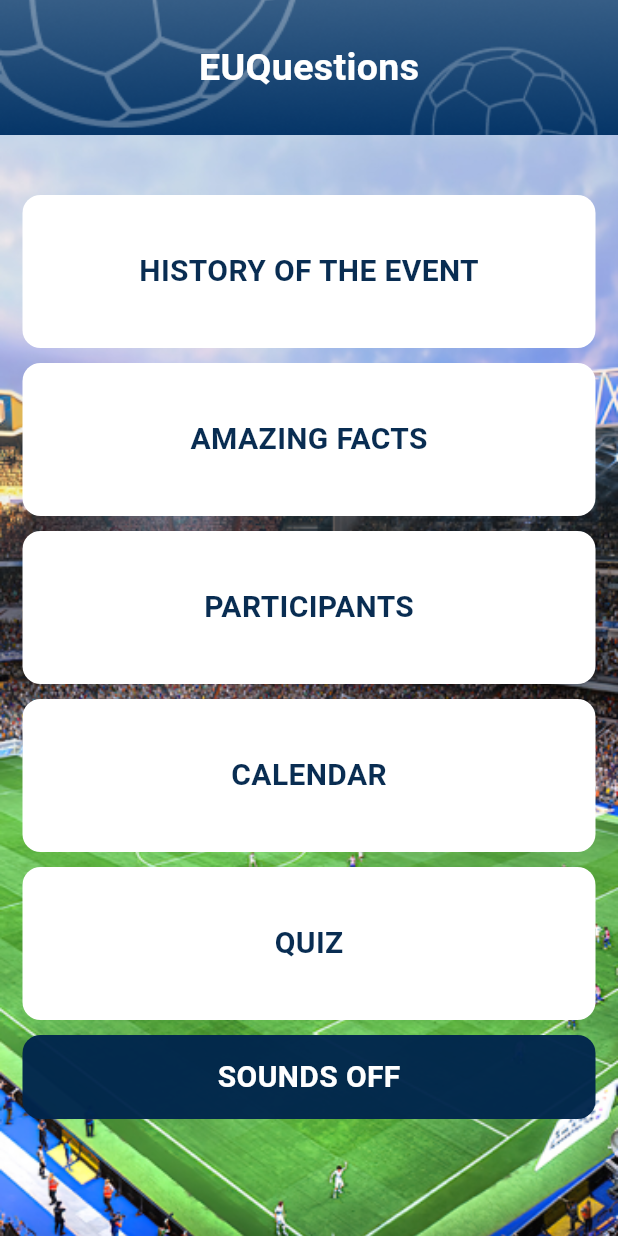
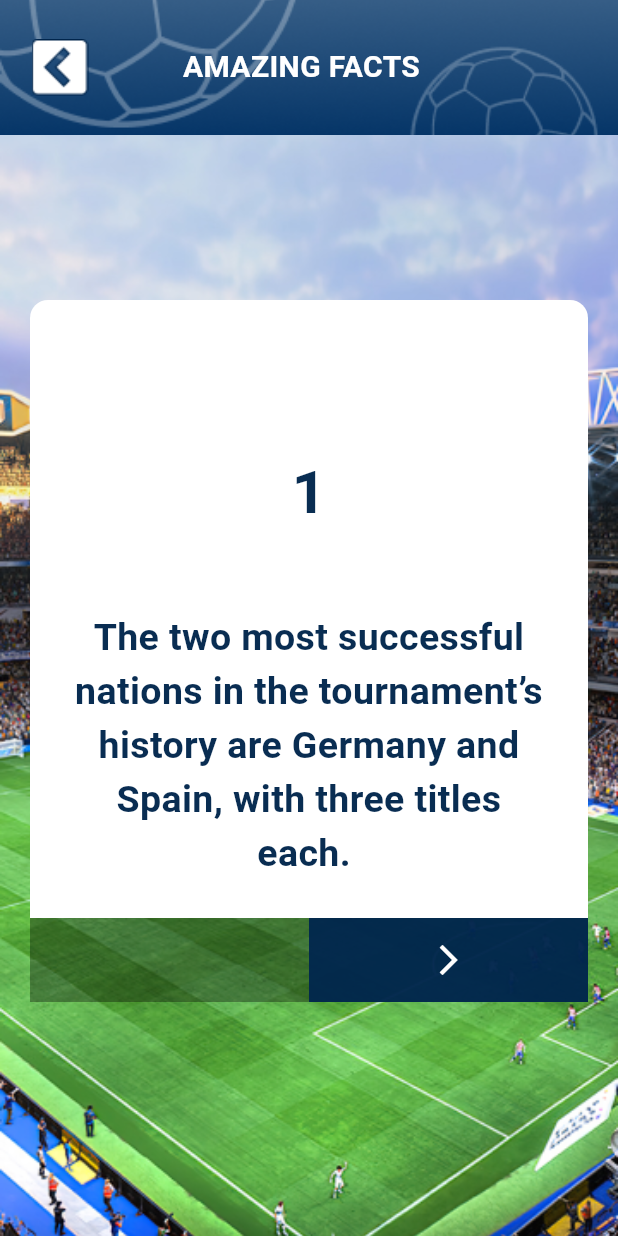
Before and after one commit to Mekdim12/Sport-Events-Game-Mobile-App, a Flutter app: the screen it shows after launch, after a tap on "AMAZING FACTS", on a phone screen of 412 x 824 dp. Run offline on Flutter 3.47's test engine with Material 3 defaults, Android fonts, the phone set to English and light mode, and no system bars.

Commit message:
refactoring and fixing amazing facts slider

```diff
--- /dev/null
+++ b/lib/models/amazing_facts_model.dart
@@ -0,0 +1,26 @@
+class AmazingFacts {
+  final String fact;
+  final int id;
+
+
+  AmazingFacts({required this.fact, required this.id});
+
+factory AmazingFacts.fromJson(Map<String, dynamic> json) {
+    return AmazingFacts(
+      fact: json['fact'],
+      id: json['id'],
+    );
+
+}
+
+  Map<String, dynamic> toJson() {
+    final Map<String, dynamic> data = new Map<String, dynamic>();
+    data['fact'] = this.fact;
+    data['id'] = this.id;
+    return data;
+  }
+  static List<AmazingFacts> fromJsonList(List<dynamic> jsonList) {
+    return jsonList.map((json) => AmazingFacts.fromJson(json)).toList();
+  }
+
+}
--- /dev/null
+++ b/lib/screens/amazing_facts.dart
@@ -0,0 +1,215 @@
+import 'package:flutter/material.dart';
+import '../components/nav_bar_header_with_button.dart';
+import '../screens/home_screen.dart';
+import '../models/amazing_facts_model.dart';
+
+class AmazingFactsWidget extends StatefulWidget {
+  const AmazingFactsWidget({super.key});
+
+  @override
+  State<AmazingFactsWidget> createState() => _AmazingFactsWidgetState();
+}
+
+class _AmazingFactsWidgetState extends State<AmazingFactsWidget> {
+  List _amazingFacts = [];
+  int _currentIndex = 0;
+  String _currentFact = '';
+  bool isPreviousButtonDisabled = false;
+  bool isNextButtonDisabled = false;
+
+  final List _mock_data = [
+    {
+      'id': 1,
+      'fact':
+          'The two most successful nations in the tournament’s history are Germany and Spain, with three titles each. '
+    },
+    {
+      'id': 2,
+      'fact':
+          'Spain is the only nation to successfully defend its title, having done so in 2012.'
+    },
+    {
+      'id': 3,
+      'fact':
+          'Germany has played the most matches (53), scored the most goals (75) and recorded the most victories (28). '
+    },
+    {
+      'id': 4,
+      'fact':
+          'In 1984, France became the only nation to win all of its matches at a tournament (5 out of 5). '
+    },
+    {
+      'id': 5,
+      'fact':
+          'In 1992, Denmark won the title with only two victories in five games. '
+    },
+    {
+      'id': 6,
+      'fact':
+          'Top goalscorers: Christiano Ronaldo (14 goals), Michel Platini (9 goals), Alan Shearer (7 goals), Antoine Griezmann (7 goals) '
+    }
+  ];
+
+  //  override init state method
+  @override
+  void initState() {
+    _amazingFacts = AmazingFacts.fromJsonList(_mock_data);
+    _currentFact = _amazingFacts[0].fact;
+    _currentIndex = 0;
+    isPreviousButtonDisabled = true;
+    isNextButtonDisabled = false;
+    setState(() {
+      _amazingFacts;
+      _currentFact;
+      _currentIndex;
+      isPreviousButtonDisabled;
+      isNextButtonDisabled;
+    });
+
+    super.initState();
+  }
+
+  @override
+  Widget build(BuildContext context) {
+    final double screenWidth = MediaQuery.of(context).size.width;
+    final double screenHeight = MediaQuery.of(context).size.height;
+    return Scaffold(
+      body: Stack(
+        children: [
+          Container(
+            width: screenWidth,
+            height: screenHeight,
+            decoration: const BoxDecoration(
+              image: DecorationImage(
+                image: AssetImage('assets/images/football_field.png'),
+                fit: BoxFit.cover,
+              ),
+            ),
+          ),
+          const HeaderWidgetWithButton(HomePageWidget(), 'AMAZING FACTS'),
+          Padding(
+            padding: const EdgeInsets.only(top: 200),
+            child: SingleChildScrollView(
+              child: Column(
+                children: [
+                  Container(
+                    width: screenWidth,
+                    decoration: const BoxDecoration(
+                        color: Colors.white,
+                        borderRadius: BorderRadius.only(
+                            topLeft: Radius.circular(12),
+                            topRight: Radius.circular(12))),
+                    height: screenHeight * 0.5,
+                    margin: const EdgeInsets.symmetric(horizontal: 20),
+                    child: Column(
+                      children: [
+                        Padding(
+                          padding: const EdgeInsets.only(
+                              left: 100, right: 100, top: 100),
+                          child: Text(
+                            (_currentIndex + 1).toString(),
+                            style: const TextStyle(
+                                color: Color.fromARGB(246, 0, 37, 76),
+                                fontSize: 40,
+                                fontWeight: FontWeight.bold),
+                          ),
+                        ),
+                        Padding(
+                          padding: const EdgeInsets.only(
+                              left: 25, right: 25, top: 50),
+                          child: Text(
+                            _currentFact,
+                            textAlign: TextAlign.center,
+                            style: const TextStyle(
+                                color: Color.fromARGB(246, 0, 37, 76),
+                                fontSize: 25,
+                                fontWeight: FontWeight.bold),
+                          ),
+                        ),
+                      ],
+                    ),
+                  ),
+                  Row(
+                    children: [
+                      Expanded(
+                        flex: 1,
+                        child: GestureDetector(
+                          onTap: () {
+                            if (_currentIndex > 0) {
+                              _currentIndex--;
+                              _currentFact = _amazingFacts[_currentIndex].fact;
+
+                              if (_currentIndex == 0) {
+                                isPreviousButtonDisabled = true;
+                              } else {
+                                isPreviousButtonDisabled = false;
+                              }
+
+                              setState(() {
+                                _currentIndex;
+                                _currentFact;
+                                isNextButtonDisabled = false;
+                              });
+                            }
+                          },
+                          child: Container(
+                            margin: const EdgeInsets.only(left: 20),
+                            height: 56,
+                            color: isPreviousButtonDisabled
+                                ? Color.fromARGB(88, 0, 0, 0)
+                                : Color.fromARGB(246, 0, 37, 76),
+                            child: Icon(
+                              Icons.arrow_back_ios,
+                              color: isPreviousButtonDisabled
+                                  ? Colors.transparent
+                                  : Colors.white,
+                            ),
+                          ),
+                        ),
+                      ),
+                      Expanded(
+                        flex: 1,
+                        child: GestureDetector(
+                          onTap: () {
+                            if (_currentIndex < _amazingFacts.length - 1) {
+                              _currentIndex++;
+                              _currentFact = _amazingFacts[_currentIndex].fact;
+
+                              if (_currentIndex == _amazingFacts.length - 1) {
+                                isNextButtonDisabled = true;
+                              } else {
+                                isNextButtonDisabled = false;
+                              }
+                              setState(() {
+                                _currentIndex;
+                                _currentFact;
+                                isPreviousButtonDisabled = false;
+                              });
+                            }
+                          },
+                          child: Container(
+                            margin: const EdgeInsets.only(right: 20),
+                            height: 56,
+                            color: isNextButtonDisabled
+                                ? Color.fromARGB(88, 0, 0, 0)
+                                : Color.fromARGB(246, 0, 37, 76),
+                            child: Icon(
+                              Icons.arrow_forward_ios,
+                              color: isNextButtonDisabled
+                                  ? Colors.transparent
+                                  : Colors.white,
+                            ),
+                          ),
+                        ),
+                      ),
+                    ],
+                  )
+                ],
+              ),
+            ),
+          ),
+        ],
+      ),
+    );
+  }
+}
--- a/lib/screens/home_screen.dart
+++ b/lib/screens/home_screen.dart
@@ -1,6 +1,7 @@
 import 'package:flutter/material.dart';
 import '../components/nav_bar_header_label_only.dart';
 import '../screens/history_screen.dart';
+import '../screens/amazing_facts.dart';
 class HomePageWidget extends StatefulWidget {
   const HomePageWidget({super.key});
 
@@ -64,10 +65,10 @@ class _HomePageWidgetState extends State<HomePageWidget> {
                   ),
                   GestureDetector(
                     onTap: () {
-                      isSoundOn = !isSoundOn;
-                      setState(() {
-                        isSoundOn;
-                      });
+                      Navigator.push(
+                        context,
+                        MaterialPageRoute(builder: (context) => const AmazingFactsWidget()),
+                      );
                     },
                     child: Container(
                       decoration: const BoxDecoration(
```
